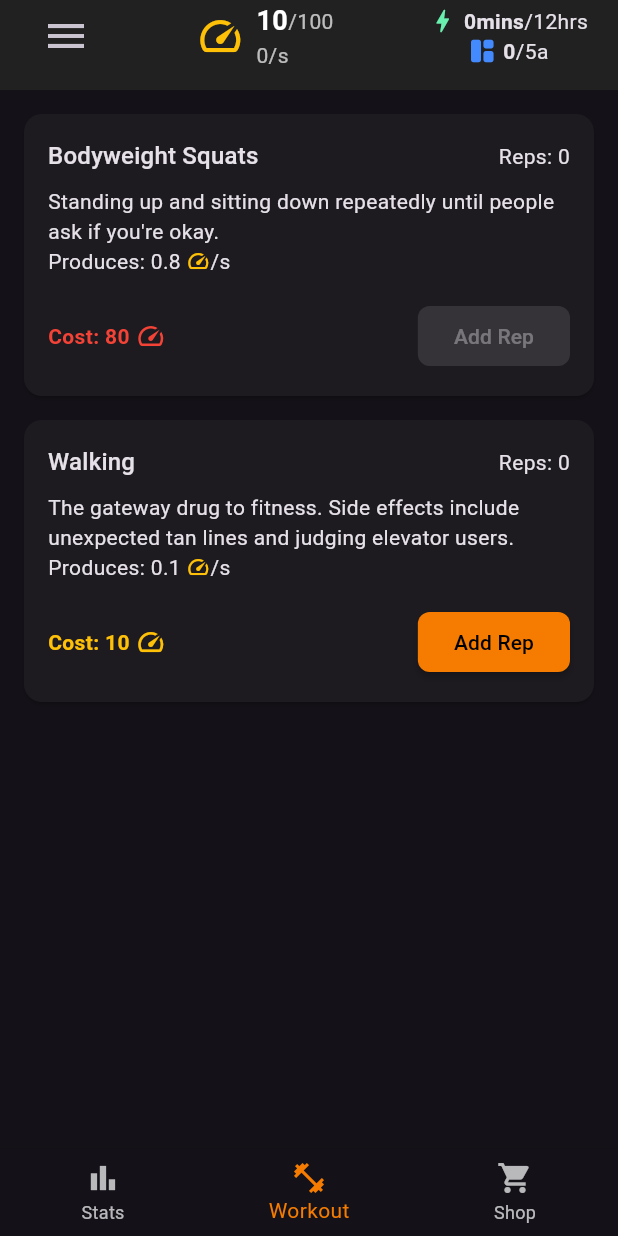
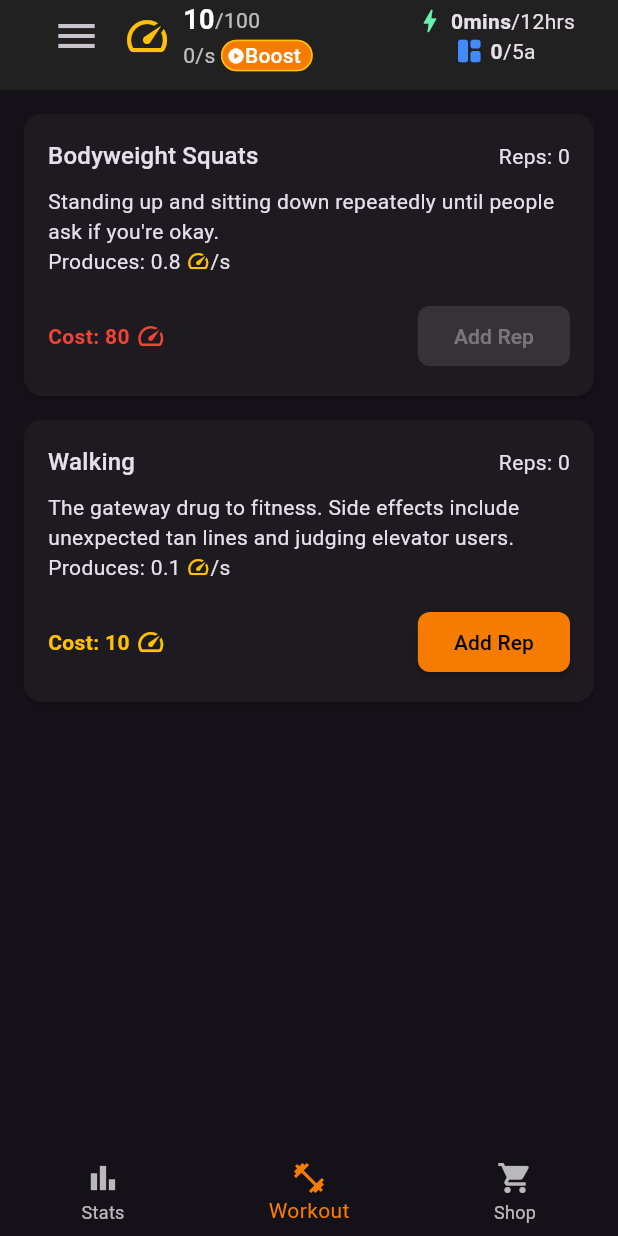
Before and after one commit to enzosv/idlefit-flutter, a Flutter app: the screen it shows after launch, on a phone screen of 412 x 824 dp. Run offline on Flutter 3.47's test engine with Material 3 defaults, Android fonts, the phone set to English and light mode, and no system bars; our stand-ins replace flutter_local_notifications, flutter_riverpod, google_mobile_ads, objectbox, shared_preferences, timezone; missing offline and left inert: flame, health; generated files the repository leaves out were written again.

Commit message:
add boost button to currency bar

```diff
--- a/lib/widgets/currency_bar.dart
+++ b/lib/widgets/currency_bar.dart
@@ -41,9 +41,37 @@ class CoinsDisplay extends ConsumerWidget {
                     ),
                   ],
                 ),
+                Row(
+                  children: [
                     Text(
-                  '${toLettersNotation(gameStateNotifier.passiveOutput)}/s',
-                  style: const TextStyle(color: Colors.white70, fontSize: 14),
+                      '${toLettersNotation(gameStateNotifier.passiveOutput)}/s ',
+                      style: const TextStyle(
+                        color: Colors.white70,
+                        fontSize: 14,
+                      ),
+                    ),
+                    OutlinedButton.icon(
+                      onPressed: () {},
+                      label: Text(""),
+                      icon: Wrap(
+                        crossAxisAlignment: WrapCrossAlignment.center,
+                        children: [
+                          const Icon(Icons.play_circle),
+                          Text("Boost"),
+                        ],
+                      ),
+                      style: OutlinedButton.styleFrom(
+                        backgroundColor: Constants.primaryColor,
+                        foregroundColor: Colors.white,
+                        iconSize: 12,
+                        padding: const EdgeInsets.only(left: 4),
+                        visualDensity: VisualDensity.compact,
+                        tapTargetSize: MaterialTapTargetSize.shrinkWrap,
+                        minimumSize: const Size(0, 0),
+                        side: BorderSide(color: CurrencyType.coin.color),
+                      ),
+                    ),
+                  ],
                 ),
               ],
             ),
@@ -95,21 +123,28 @@ class CurrencyBar extends StatelessWidget {
       key: currencyBarKey,
       padding: const EdgeInsets.only(left: 20, right: 20, bottom: 12),
       decoration: BoxDecoration(color: Constants.barColor),
-      child: Row(
+      child: Flex(
+        direction: Axis.horizontal,
         mainAxisAlignment: MainAxisAlignment.spaceBetween,
         // crossAxisAlignment: CrossAxisAlignment.center,
         children: [
-          IconButton(
+          Expanded(
+            flex: 1,
+            child: IconButton(
               iconSize: 32,
               onPressed: () {},
               icon: const Icon(Icons.menu),
             ),
-          CoinsDisplay(),
-          Column(
+          ),
+          Expanded(flex: 3, child: CoinsDisplay()),
+          Expanded(
+            flex: 2,
+            child: Column(
               children: [
                 CurrencyWidget(currencyType: CurrencyType.energy),
                 CurrencyWidget(currencyType: CurrencyType.space),
               ],
+            ),
           ),
         ],
       ),
```
Lines whose indentation alone changed are shown as unchanged.
